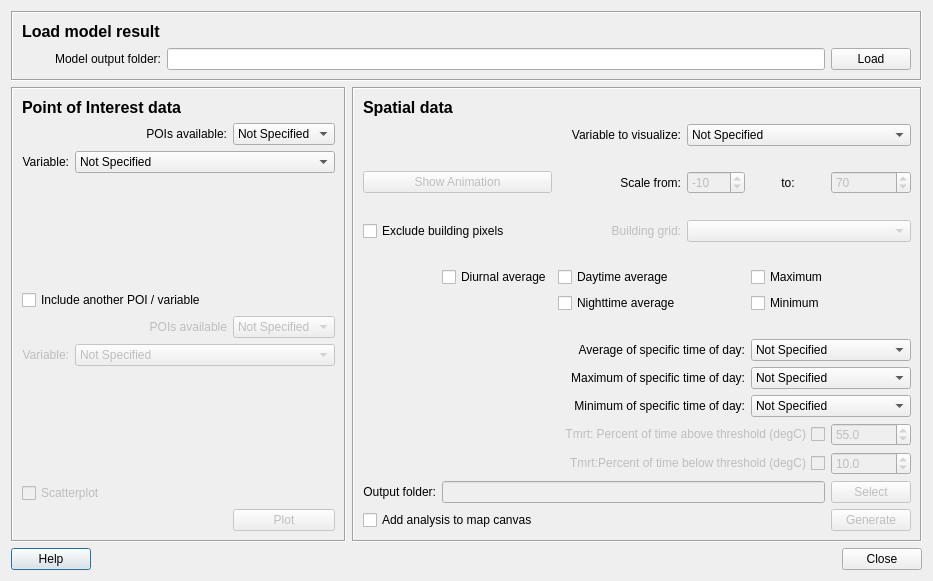
Old version of the form SolweigAnalyzer/solweig_analyzer_dialog_base.ui in the repository UMEP-dev/UMEP.
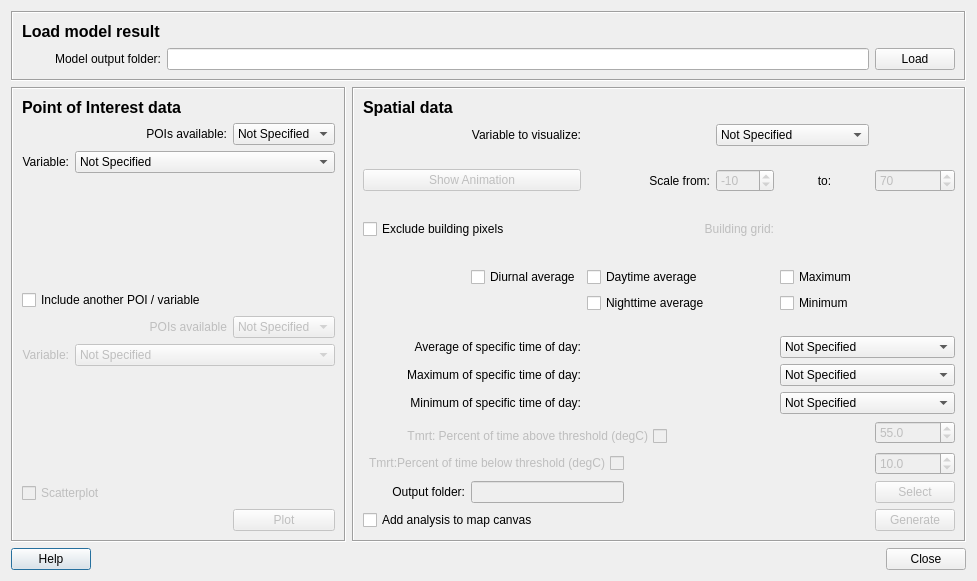
New version of the form.

Patch:
```diff
--- a/SolweigAnalyzer/solweig_analyzer_dialog_base.ui
+++ b/SolweigAnalyzer/solweig_analyzer_dialog_base.ui
@@ -6,7 +6,7 @@
    <rect>
     <x>0</x>
     <y>0</y>
-    <width>856</width>
+    <width>900</width>
     <height>581</height>
    </rect>
   </property>
@@ -532,21 +532,76 @@
       <enum>QFrame::Sunken</enum>
      </property>
      <layout class="QGridLayout" name="gridLayout_2">
-      <item row="14" column="0">
-       <spacer name="verticalSpacer_2">
+      <item row="0" column="0" colspan="2">
+       <widget class="QLabel" name="label_31">
+        <property name="text">
+         <string>&lt;!DOCTYPE HTML PUBLIC &quot;-//W3C//DTD HTML 4.0//EN&quot; &quot;http://www.w3.org/TR/REC-html40/strict.dtd&quot;&gt;
+&lt;html&gt;&lt;head&gt;&lt;meta name=&quot;qrichtext&quot; content=&quot;1&quot; /&gt;&lt;style type=&quot;text/css&quot;&gt;
+p, li { white-space: pre-wrap; }
+&lt;/style&gt;&lt;/head&gt;&lt;body style=&quot; font-family:'MS Shell Dlg 2'; font-size:8pt; font-weight:400; font-style:normal;&quot;&gt;
+&lt;p style=&quot; margin-top:0px; margin-bottom:0px; margin-left:0px; margin-right:0px; -qt-block-indent:0; text-indent:0px;&quot;&gt;&lt;span style=&quot; font-size:12pt; font-weight:600;&quot;&gt;Spatial data&lt;/span&gt;&lt;/p&gt;&lt;/body&gt;&lt;/html&gt;</string>
+        </property>
+       </widget>
+      </item>
+      <item row="0" column="8">
+       <spacer name="horizontalSpacer">
         <property name="orientation">
+         <enum>Qt::Horizontal</enum>
+        </property>
+        <property name="sizeHint" stdset="0">
+         <size>
+          <width>36</width>
+          <height>20</height>
+         </size>
+        </property>
+       </spacer>
+      </item>
+      <item row="1" column="1">
+       <widget class="QLabel" name="label_35">
+        <property name="enabled">
+         <bool>true</bool>
+        </property>
+        <property name="text">
+         <string>Variable to visualize:</string>
+        </property>
+        <property name="alignment">
+         <set>Qt::AlignRight|Qt::AlignTrailing|Qt::AlignVCenter</set>
+        </property>
+        <property name="buddy">
+         <cstring>comboBox_POI</cstring>
+        </property>
+       </widget>
+      </item>
+      <item row="1" column="5" colspan="3">
+       <widget class="QComboBox" name="comboBoxSpatialVariables">
+        <property name="enabled">
+         <bool>true</bool>
+        </property>
+        <property name="toolTip">
+         <string>&lt;html&gt;&lt;head/&gt;&lt;body&gt;&lt;p&gt;Select a listed variable to process. If no variable is available, then no data if found in the Model output folder. &lt;/p&gt;&lt;/body&gt;&lt;/html&gt;</string>
+        </property>
+        <item>
+         <property name="text">
+          <string>Not Specified</string>
+         </property>
+        </item>
+       </widget>
+      </item>
+      <item row="2" column="2">
+       <spacer name="verticalSpacer_3">
+        <property name="orientation">
          <enum>Qt::Vertical</enum>
         </property>
         <property name="sizeHint" stdset="0">
          <size>
           <width>20</width>
-          <height>0</height>
+          <height>40</height>
          </size>
         </property>
        </spacer>
       </item>
-      <item row="18" column="8">
-       <widget class="QPushButton" name="runButtonSpatial">
+      <item row="3" column="0" colspan="2">
+       <widget class="QPushButton" name="runButtonMovie">
         <property name="enabled">
          <bool>false</bool>
         </property>
@@ -554,11 +609,66 @@
          <cursorShape>ArrowCursor</cursorShape>
         </property>
         <property name="text">
-         <string>Generate</string>
+         <string>Show Animation</string>
         </property>
        </widget>
       </item>
-      <item row="6" column="0" colspan="2">
+      <item row="3" column="3" colspan="2">
+       <widget class="QLabel" name="label">
+        <property name="text">
+         <string>Scale from:</string>
+        </property>
+        <property name="alignment">
+         <set>Qt::AlignRight|Qt::AlignTrailing|Qt::AlignVCenter</set>
+        </property>
+       </widget>
+      </item>
+      <item row="3" column="5">
+       <widget class="QSpinBox" name="spinBoxMovieMin">
+        <property name="enabled">
+         <bool>false</bool>
+        </property>
+        <property name="minimum">
+         <number>-1000</number>
+        </property>
+        <property name="maximum">
+         <number>1200</number>
+        </property>
+        <property name="value">
+         <number>-10</number>
+        </property>
+       </widget>
+      </item>
+      <item row="3" column="8">
+       <widget class="QSpinBox" name="spinBoxMovieMax">
+        <property name="enabled">
+         <bool>false</bool>
+        </property>
+        <property name="minimum">
+         <number>-1200</number>
+        </property>
+        <property name="maximum">
+         <number>1200</number>
+        </property>
+        <property name="value">
+         <number>70</number>
+        </property>
+       </widget>
+      </item>
+      <item row="4" column="3" colspan="2">
+       <spacer name="verticalSpacer_8">
+        <property name="orientation">
+         <enum>Qt::Vertical</enum>
+        </property>
+        <property name="sizeHint" stdset="0">
+         <size>
+          <width>20</width>
+          <height>40</height>
+         </size>
+        </property>
+       </spacer>
+      </item>
+      <item row="5" column="0" colspan="2">
        <widget class="QCheckBox" name="checkboxExcludeBuildings">
         <property name="enabled">
          <bool>true</bool>
@@ -571,30 +681,33 @@
         </property>
        </widget>
       </item>
-      <item row="6" column="2" colspan="3">
-       <widget class="QLabel" name="label_16">
-        <property name="enabled">
-         <bool>false</bool>
+      <item row="6" column="2">
+       <spacer name="verticalSpacer_6">
+        <property name="orientation">
+         <enum>Qt::Vertical</enum>
         </property>
-        <property name="text">
-         <string>Building grid:</string>
+        <property name="sizeHint" stdset="0">
+         <size>
+          <width>20</width>
+          <height>40</height>
+         </size>
         </property>
-        <property name="alignment">
-         <set>Qt::AlignRight|Qt::AlignTrailing|Qt::AlignVCenter</set>
-        </property>
-       </widget>
+       </spacer>
       </item>
-      <item row="9" column="6" colspan="2">
-       <widget class="QCheckBox" name="checkboxMin">
-        <property name="toolTip">
-         <string>Tick this in to get the pixelwise minimum for the selected variable.</string>
+      <item row="7" column="0">
+       <spacer name="horizontalSpacer_5">
+        <property name="orientation">
+         <enum>Qt::Horizontal</enum>
         </property>
-        <property name="text">
-         <string>Minimum</string>
+        <property name="sizeHint" stdset="0">
+         <size>
+          <width>40</width>
+          <height>20</height>
+         </size>
         </property>
-       </widget>
+       </spacer>
       </item>
-      <item row="8" column="1">
+      <item row="7" column="1">
        <widget class="QCheckBox" name="checkboxMean">
         <property name="toolTip">
          <string>Tick this in to include all grids for the selected variable to derive a pixelwise average.</string>
@@ -604,32 +717,7 @@
         </property>
        </widget>
       </item>
-      <item row="13" column="6" colspan="3">
-       <widget class="QComboBox" name="comboBoxSpecificMin">
-        <property name="toolTip">
-         <string>&lt;html&gt;&lt;head/&gt;&lt;body&gt;&lt;p&gt;The minimum of the selected time of day for the variable selected is generated. If 'Not Specified' is highlighted, no grid will be generated. &lt;/p&gt;&lt;/body&gt;&lt;/html&gt;</string>
-        </property>
-        <item>
-         <property name="text">
-          <string>Not Specified</string>
-         </property>
-        </item>
-       </widget>
-      </item>
-      <item row="18" column="6">
-       <spacer name="verticalSpacer">
-        <property name="orientation">
-         <enum>Qt::Vertical</enum>
-        </property>
-        <property name="sizeHint" stdset="0">
-         <size>
-          <width>20</width>
-          <height>0</height>
-         </size>
-        </property>
-       </spacer>
-      </item>
-      <item row="8" column="2" colspan="3">
+      <item row="7" column="2" colspan="3">
        <widget class="QCheckBox" name="checkboxDayMean">
         <property name="toolTip">
          <string>Tick this in to include all daytime grids for the selected variable to derive a pixelwise average.</string>
@@ -639,33 +727,7 @@
         </property>
        </widget>
       </item>
-      <item row="18" column="0" colspan="3">
-       <widget class="QCheckBox" name="checkBoxIntoCanvas">
-        <property name="enabled">
-         <bool>true</bool>
-        </property>
-        <property name="toolTip">
-         <string>All analysis specified above will be added to the map canvas if this box is ticked in.</string>
-        </property>
-        <property name="text">
-         <string>Add analysis to map canvas</string>
-        </property>
-       </widget>
-      </item>
-      <item row="16" column="8">
-       <widget class="QDoubleSpinBox" name="doubleSpinBoxTmrtLowRisk">
-        <property name="enabled">
-         <bool>false</bool>
-        </property>
-        <property name="decimals">
-         <number>1</number>
-        </property>
-        <property name="value">
-         <double>10.000000000000000</double>
-        </property>
-       </widget>
-      </item>
-      <item row="8" column="6" colspan="3">
+      <item row="7" column="6" colspan="2">
        <widget class="QCheckBox" name="checkboxMax">
         <property name="toolTip">
          <string>Tick this in to get the pixelwise maximum for the selected variable.</string>
@@ -675,39 +737,7 @@
         </property>
        </widget>
       </item>
-      <item row="1" column="1" colspan="4">
-       <widget class="QLabel" name="label_35">
-        <property name="enabled">
-         <bool>true</bool>
-        </property>
-        <property name="text">
-         <string>Variable to visualize:</string>
-        </property>
-        <property name="alignment">
-         <set>Qt::AlignRight|Qt::AlignTrailing|Qt::AlignVCenter</set>
-        </property>
-        <property name="buddy">
-         <cstring>comboBox_POI</cstring>
-        </property>
-       </widget>
-      </item>
-      <item row="13" column="0" colspan="6">
-       <widget class="QLabel" name="label_38">
-        <property name="enabled">
-         <bool>true</bool>
-        </property>
-        <property name="text">
-         <string>Minimum of specific time of day:</string>
-        </property>
-        <property name="alignment">
-         <set>Qt::AlignRight|Qt::AlignTrailing|Qt::AlignVCenter</set>
-        </property>
-        <property name="buddy">
-         <cstring>comboBox_POI</cstring>
-        </property>
-       </widget>
-      </item>
-      <item row="9" column="2" colspan="3">
+      <item row="8" column="2" colspan="3">
        <widget class="QCheckBox" name="checkboxNightMean">
         <property name="toolTip">
          <string>Tick this in to include all nighttime grids for the selected variable to derive a pixelwise average.</string>
@@ -717,18 +747,17 @@
         </property>
        </widget>
       </item>
-      <item row="0" column="0" colspan="2">
-       <widget class="QLabel" name="label_31">
+      <item row="8" column="6" colspan="2">
+       <widget class="QCheckBox" name="checkboxMin">
+        <property name="toolTip">
+         <string>Tick this in to get the pixelwise minimum for the selected variable.</string>
+        </property>
         <property name="text">
-         <string>&lt;!DOCTYPE HTML PUBLIC &quot;-//W3C//DTD HTML 4.0//EN&quot; &quot;http://www.w3.org/TR/REC-html40/strict.dtd&quot;&gt;
-&lt;html&gt;&lt;head&gt;&lt;meta name=&quot;qrichtext&quot; content=&quot;1&quot; /&gt;&lt;style type=&quot;text/css&quot;&gt;
-p, li { white-space: pre-wrap; }
-&lt;/style&gt;&lt;/head&gt;&lt;body style=&quot; font-family:'MS Shell Dlg 2'; font-size:8pt; font-weight:400; font-style:normal;&quot;&gt;
-&lt;p style=&quot; margin-top:0px; margin-bottom:0px; margin-left:0px; margin-right:0px; -qt-block-indent:0; text-indent:0px;&quot;&gt;&lt;span style=&quot; font-size:12pt; font-weight:600;&quot;&gt;Spatial data&lt;/span&gt;&lt;/p&gt;&lt;/body&gt;&lt;/html&gt;</string>
+         <string>Minimum</string>
         </property>
        </widget>
       </item>
-      <item row="10" column="6">
+      <item row="9" column="6">
        <spacer name="verticalSpacer_5">
         <property name="orientation">
          <enum>Qt::Vertical</enum>
@@ -741,45 +770,7 @@
         </property>
        </spacer>
       </item>
-      <item row="0" column="8">
-       <spacer name="horizontalSpacer">
-        <property name="orientation">
-         <enum>Qt::Horizontal</enum>
-        </property>
-        <property name="sizeHint" stdset="0">
-         <size>
-          <width>36</width>
-          <height>20</height>
-         </size>
-        </property>
-       </spacer>
-      </item>
-      <item row="12" column="6" colspan="3">
-       <widget class="QComboBox" name="comboBoxSpecificMax">
-        <property name="toolTip">
-         <string>&lt;html&gt;&lt;head/&gt;&lt;body&gt;&lt;p&gt;The maximum of the selected time of day for the variable selected is generated. If 'Not Specified' is highlighted, no grid will be generated. &lt;/p&gt;&lt;/body&gt;&lt;/html&gt;</string>
-        </property>
-        <item>
-         <property name="text">
-          <string>Not Specified</string>
-         </property>
-        </item>
-       </widget>
-      </item>
-      <item row="18" column="7">
-       <spacer name="horizontalSpacer_6">
-        <property name="orientation">
-         <enum>Qt::Horizontal</enum>
-        </property>
-        <property name="sizeHint" stdset="0">
-         <size>
-          <width>40</width>
-          <height>20</height>
-         </size>
-        </property>
-       </spacer>
-      </item>
-      <item row="11" column="0" colspan="6">
+      <item row="10" column="0" colspan="2">
        <widget class="QLabel" name="label_36">
         <property name="enabled">
          <bool>true</bool>
@@ -795,7 +786,7 @@
         </property>
        </widget>
       </item>
-      <item row="11" column="6" colspan="3">
+      <item row="10" column="6" colspan="3">
        <widget class="QComboBox" name="comboBoxSpecificMean">
         <property name="toolTip">
          <string>&lt;html&gt;&lt;head/&gt;&lt;body&gt;&lt;p&gt;The average of the selected time of day for the variable selected is generated. If 'Not Specified' is highlighted, no grid will be generated. &lt;/p&gt;&lt;/body&gt;&lt;/html&gt;</string>
@@ -807,182 +798,7 @@
         </item>
        </widget>
       </item>
-      <item row="8" column="0">
-       <spacer name="horizontalSpacer_5">
-        <property name="orientation">
-         <enum>Qt::Horizontal</enum>
-        </property>
-        <property name="sizeHint" stdset="0">
-         <size>
-          <width>40</width>
-          <height>20</height>
-         </size>
-        </property>
-       </spacer>
-      </item>
-      <item row="1" column="5" colspan="4">
-       <widget class="QComboBox" name="comboBoxSpatialVariables">
-        <property name="enabled">
-         <bool>true</bool>
-        </property>
-        <property name="toolTip">
-         <string>&lt;html&gt;&lt;head/&gt;&lt;body&gt;&lt;p&gt;Select a listed variable to process. If no variable is available, then no data if found in the Model output folder. &lt;/p&gt;&lt;/body&gt;&lt;/html&gt;</string>
-        </property>
-        <item>
-         <property name="text">
-          <string>Not Specified</string>
-         </property>
-        </item>
-       </widget>
-      </item>
-      <item row="2" column="2">
-       <spacer name="verticalSpacer_3">
-        <property name="orientation">
-         <enum>Qt::Vertical</enum>
-        </property>
-        <property name="sizeHint" stdset="0">
-         <size>
-          <width>20</width>
-          <height>40</height>
-         </size>
-        </property>
-       </spacer>
-      </item>
-      <item row="6" column="5" colspan="4">
-       <widget class="QComboBox" name="comboBox_buildings">
-        <property name="enabled">
-         <bool>false</bool>
-        </property>
-        <property name="toolTip">
-         <string>&lt;html&gt;&lt;head/&gt;&lt;body&gt;&lt;p&gt;The building grid must have the same extent and pixel resolution as the generated output maps in the model output folder. &lt;/p&gt;&lt;/body&gt;&lt;/html&gt;</string>
-        </property>
-        <property name="whatsThis">
-         <string>A raster Digital surface Model consisting of ground and building heights</string>
-        </property>
-       </widget>
-      </item>
-      <item row="7" column="2">
-       <spacer name="verticalSpacer_6">
-        <property name="orientation">
-         <enum>Qt::Vertical</enum>
-        </property>
-        <property name="sizeHint" stdset="0">
-         <size>
-          <width>20</width>
-          <height>40</height>
-         </size>
-        </property>
-       </spacer>
-      </item>
-      <item row="4" column="8">
-       <widget class="QSpinBox" name="spinBoxMovieMax">
-        <property name="enabled">
-         <bool>false</bool>
-        </property>
-        <property name="minimum">
-         <number>-1200</number>
-        </property>
-        <property name="maximum">
-         <number>1200</number>
-        </property>
-        <property name="value">
-         <number>70</number>
-        </property>
-       </widget>
-      </item>
-      <item row="17" column="1" colspan="7">
-       <widget class="QLineEdit" name="textOutput">
-        <property name="enabled">
-         <bool>false</bool>
-        </property>
-       </widget>
-      </item>
-      <item row="4" column="4">
-       <widget class="QLabel" name="label">
-        <property name="text">
-         <string>Scale from:</string>
-        </property>
-        <property name="alignment">
-         <set>Qt::AlignRight|Qt::AlignTrailing|Qt::AlignVCenter</set>
-        </property>
-       </widget>
-      </item>
-      <item row="17" column="0">
-       <widget class="QLabel" name="label_4">
-        <property name="text">
-         <string>Output folder:</string>
-        </property>
-        <property name="alignment">
-         <set>Qt::AlignRight|Qt::AlignTrailing|Qt::AlignVCenter</set>
-        </property>
-       </widget>
-      </item>
-      <item row="17" column="8">
-       <widget class="QPushButton" name="pushButtonSave">
-        <property name="enabled">
-         <bool>false</bool>
-        </property>
-        <property name="toolTip">
-         <string>Directory where the results specified above will be saved.</string>
-        </property>
-        <property name="text">
-         <string>Select</string>
-        </property>
-       </widget>
-      </item>
-      <item row="4" column="6" colspan="2">
-       <widget class="QLabel" name="label_2">
-        <property name="text">
-         <string>to:</string>
-        </property>
-        <property name="alignment">
-         <set>Qt::AlignCenter</set>
-        </property>
-       </widget>
-      </item>
-      <item row="4" column="5">
-       <widget class="QSpinBox" name="spinBoxMovieMin">
-        <property name="enabled">
-         <bool>false</bool>
-        </property>
-        <property name="minimum">
-         <number>-1000</number>
-        </property>
-        <property name="maximum">
-         <number>1200</number>
-        </property>
-        <property name="value">
-         <number>-10</number>
-        </property>
-       </widget>
-      </item>
-      <item row="5" column="4">
-       <spacer name="verticalSpacer_8">
-        <property name="orientation">
-         <enum>Qt::Vertical</enum>
-        </property>
-        <property name="sizeHint" stdset="0">
-         <size>
-          <width>20</width>
-          <height>40</height>
-         </size>
-        </property>
-       </spacer>
-      </item>
-      <item row="4" column="0" colspan="2">
-       <widget class="QPushButton" name="runButtonMovie">
-        <property name="enabled">
-         <bool>false</bool>
-        </property>
-        <property name="toolTip">
-         <string>This produces a time-related animation of the selected variable scaled based on the settings to the left.</string>
-        </property>
-        <property name="text">
-         <string>Show Animation</string>
-        </property>
-       </widget>
-      </item>
-      <item row="12" column="0" colspan="6">
+      <item row="11" column="0" colspan="2">
        <widget class="QLabel" name="label_37">
         <property name="enabled">
          <bool>true</bool>
@@ -998,7 +814,60 @@
         </property>
        </widget>
       </item>
-      <item row="15" column="8">
+      <item row="11" column="6" colspan="3">
+       <widget class="QComboBox" name="comboBoxSpecificMax">
+        <property name="toolTip">
+         <string>&lt;html&gt;&lt;head/&gt;&lt;body&gt;&lt;p&gt;The maximum of the selected time of day for the variable selected is generated. If 'Not Specified' is highlighted, no grid will be generated. &lt;/p&gt;&lt;/body&gt;&lt;/html&gt;</string>
+        </property>
+        <item>
+         <property name="text">
+          <string>Not Specified</string>
+         </property>
+        </item>
+       </widget>
+      </item>
+      <item row="12" column="0" colspan="2">
+       <widget class="QLabel" name="label_38">
+        <property name="enabled">
+         <bool>true</bool>
+        </property>
+        <property name="text">
+         <string>Minimum of specific time of day:</string>
+        </property>
+        <property name="alignment">
+         <set>Qt::AlignRight|Qt::AlignTrailing|Qt::AlignVCenter</set>
+        </property>
+        <property name="buddy">
+         <cstring>comboBox_POI</cstring>
+        </property>
+       </widget>
+      </item>
+      <item row="12" column="6" colspan="3">
+       <widget class="QComboBox" name="comboBoxSpecificMin">
+        <property name="toolTip">
+         <string>&lt;html&gt;&lt;head/&gt;&lt;body&gt;&lt;p&gt;The minimum of the selected time of day for the variable selected is generated. If 'Not Specified' is highlighted, no grid will be generated. &lt;/p&gt;&lt;/body&gt;&lt;/html&gt;</string>
+        </property>
+        <item>
+         <property name="text">
+          <string>Not Specified</string>
+         </property>
+        </item>
+       </widget>
+      </item>
+      <item row="13" column="0">
+       <spacer name="verticalSpacer_2">
+        <property name="orientation">
+         <enum>Qt::Vertical</enum>
+        </property>
+        <property name="sizeHint" stdset="0">
+         <size>
+          <width>20</width>
+          <height>0</height>
+         </size>
+        </property>
+       </spacer>
+      </item>
+      <item row="13" column="8" rowspan="2">
        <widget class="QDoubleSpinBox" name="doubleSpinBoxTmrtHighRisk">
         <property name="enabled">
          <bool>false</bool>
@@ -1011,7 +880,7 @@
         </property>
        </widget>
       </item>
-      <item row="15" column="0" colspan="8">
+      <item row="14" column="0" colspan="4">
        <widget class="QCheckBox" name="checkboxTmrtHighRisk">
         <property name="enabled">
          <bool>false</bool>
@@ -1027,7 +896,7 @@
         </property>
        </widget>
       </item>
-      <item row="16" column="0" colspan="8">
+      <item row="15" column="0" colspan="3">
        <widget class="QCheckBox" name="checkboxTmrtLowRisk">
         <property name="enabled">
          <bool>false</bool>
@@ -1043,6 +912,141 @@
         </property>
        </widget>
       </item>
+      <item row="15" column="8">
+       <widget class="QDoubleSpinBox" name="doubleSpinBoxTmrtLowRisk">
+        <property name="enabled">
+         <bool>false</bool>
+        </property>
+        <property name="decimals">
+         <number>1</number>
+        </property>
+        <property name="value">
+         <double>10.000000000000000</double>
+        </property>
+       </widget>
+      </item>
+      <item row="16" column="0">
+       <widget class="QLabel" name="label_4">
+        <property name="text">
+         <string>Output folder:</string>
+        </property>
+        <property name="alignment">
+         <set>Qt::AlignRight|Qt::AlignTrailing|Qt::AlignVCenter</set>
+        </property>
+       </widget>
+      </item>
+      <item row="16" column="1" colspan="2">
+       <widget class="QLineEdit" name="textOutput">
+        <property name="enabled">
+         <bool>false</bool>
+        </property>
+       </widget>
+      </item>
+      <item row="16" column="8">
+       <widget class="QPushButton" name="pushButtonSave">
+        <property name="enabled">
+         <bool>false</bool>
+        </property>
+        <property name="toolTip">
+         <string>Directory where the results specified above will be saved.</string>
+        </property>
+        <property name="text">
+         <string>Select</string>
+        </property>
+       </widget>
+      </item>
+      <item row="17" column="0" colspan="2">
+       <widget class="QCheckBox" name="checkBoxIntoCanvas">
+        <property name="enabled">
+         <bool>true</bool>
+        </property>
+        <property name="toolTip">
+         <string>All analysis specified above will be added to the map canvas if this box is ticked in.</string>
+        </property>
+        <property name="text">
+         <string>Add analysis to map canvas</string>
+        </property>
+       </widget>
+      </item>
+      <item row="17" column="6">
+       <spacer name="verticalSpacer">
+        <property name="orientation">
+         <enum>Qt::Vertical</enum>
+        </property>
+        <property name="sizeHint" stdset="0">
+         <size>
+          <width>20</width>
+          <height>0</height>
+         </size>
+        </property>
+       </spacer>
+      </item>
+      <item row="17" column="7">
+       <spacer name="horizontalSpacer_6">
+        <property name="orientation">
+         <enum>Qt::Horizontal</enum>
+        </property>
+        <property name="sizeHint" stdset="0">
+         <size>
+          <width>40</width>
+          <height>20</height>
+         </size>
+        </property>
+       </spacer>
+      </item>
+      <item row="17" column="8">
+       <widget class="QPushButton" name="runButtonSpatial">
+        <property name="enabled">
+         <bool>false</bool>
+        </property>
+        <property name="cursor">
+         <cursorShape>ArrowCursor</cursorShape>
+        </property>
+        <property name="text">
+         <string>Generate</string>
+        </property>
+       </widget>
+      </item>
+      <item row="5" column="6" colspan="3">
+       <widget class="QWidget" name="widgetBuildings" native="true">
+        <property name="enabled">
+         <bool>false</bool>
+        </property>
+        <property name="minimumSize">
+         <size>
+          <width>175</width>
+          <height>30</height>
+         </size>
+        </property>
+        <property name="layoutDirection">
+         <enum>Qt::LeftToRight</enum>
+        </property>
+        <layout class="QGridLayout" name="gridLayout_6"/>
+       </widget>
+      </item>
+      <item row="5" column="3" colspan="3">
+       <widget class="QLabel" name="label_16">
+        <property name="enabled">
+         <bool>false</bool>
+        </property>
+        <property name="text">
+         <string>Building grid:</string>
+        </property>
+        <property name="alignment">
+         <set>Qt::AlignRight|Qt::AlignTrailing|Qt::AlignVCenter</set>
+        </property>
+       </widget>
+      </item>
+      <item row="3" column="6" colspan="2">
+       <widget class="QLabel" name="label_2">
+        <property name="text">
+         <string>to:</string>
+        </property>
+        <property name="alignment">
+         <set>Qt::AlignCenter</set>
+        </property>
+       </widget>
+      </item>
      </layout>
     </widget>
    </item>
```
Left out of the diff: 86 changed lines with no effect on the pictures.
